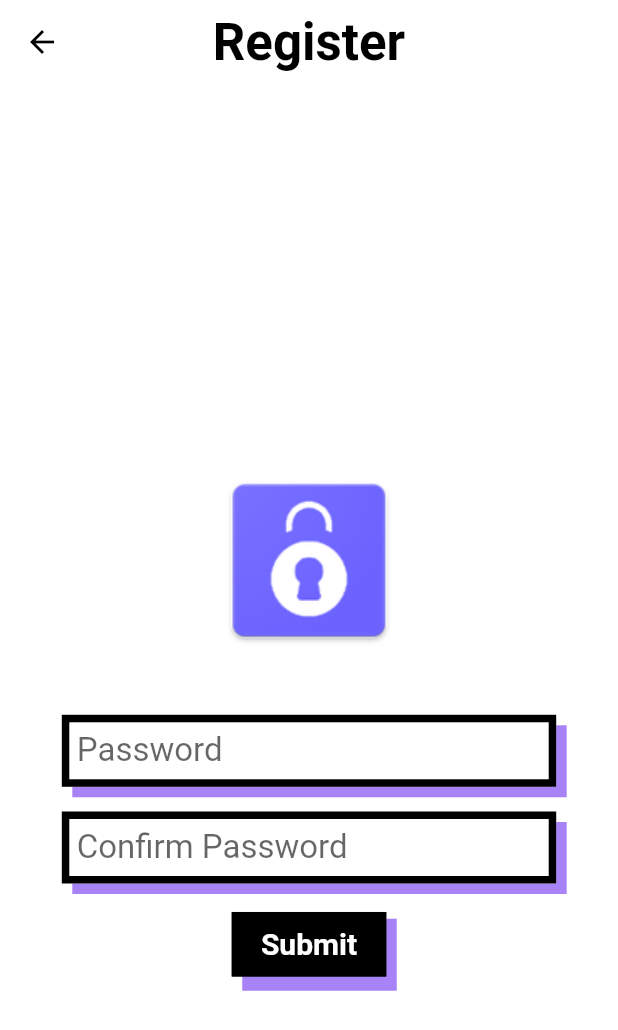
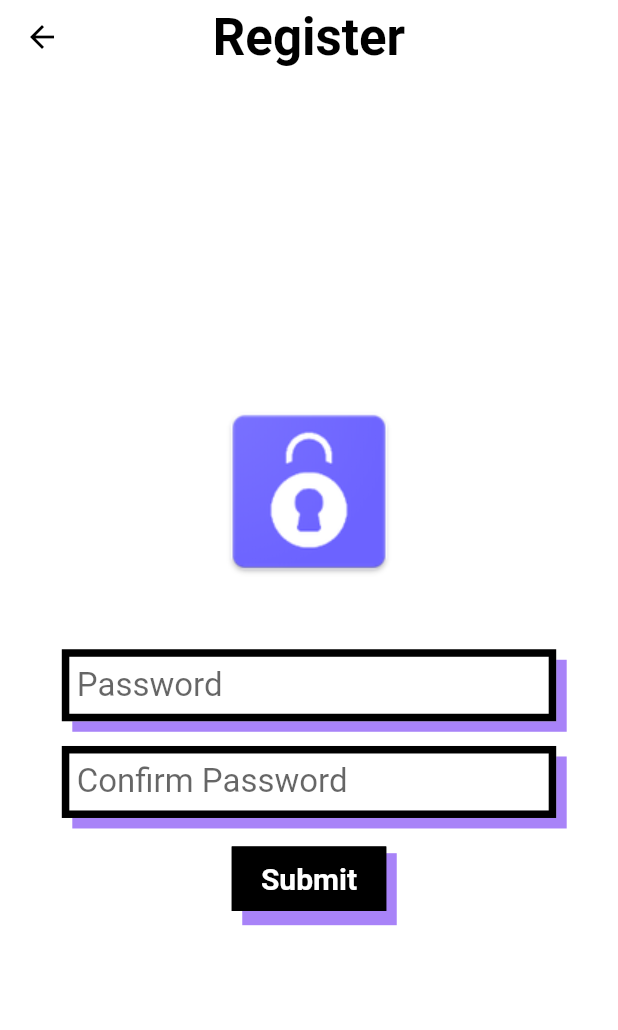
Before and after one commit to leCrypt/leCrypt_mobile, a Flutter app: the screen it shows after launch, after a tap on "Register", on a phone screen of 412 x 824 dp. Shown: the top 1030 px of the screen. Run offline on Flutter 3.47's test engine with Material 2 defaults, Android fonts, the phone set to English and light mode, and no system bars; our stand-ins replace flutter_secure_storage; missing offline and left inert: flutter_statusbarcolor.

Commit message:
Refactored code

```diff
--- a/lib/main.dart
+++ b/lib/main.dart
@@ -1,6 +1,6 @@
 import 'package:flutter/material.dart';
-import 'package:flutter_secure_storage/flutter_secure_storage.dart';
 import 'package:flutter_statusbarcolor/flutter_statusbarcolor.dart';
+import 'package:leCrypt_mobile/storage/storage.dart';
 import 'package:leCrypt_mobile/ui/home_page.dart';
 import 'package:leCrypt_mobile/ui/sign_in.dart';
 import 'package:leCrypt_mobile/values/colors.dart';
@@ -21,7 +21,7 @@ class MyApp extends StatelessWidget {
         visualDensity: VisualDensity.adaptivePlatformDensity,
       ),
       home: FutureBuilder(
-        future: FlutterSecureStorage().read(key: "password"),
+        future: Storage().getValue("password"),
         builder: (context, snapshot) {
           if (snapshot.data != null) {
             return HomePage();
--- /dev/null
+++ b/lib/storage/storage.dart
@@ -0,0 +1,17 @@
+import 'package:flutter_secure_storage/flutter_secure_storage.dart';
+
+class Storage {
+  final FlutterSecureStorage flutterSecureStorage = FlutterSecureStorage();
+
+  Future<String> getValue(String key) async {
+    return await flutterSecureStorage.read(key: key);
+  }
+
+  Future<void> deleteValue(String key) async {
+    await flutterSecureStorage.delete(key: key);
+  }
+
+  Future<void> writeValue(String key, String value) async {
+    await flutterSecureStorage.write(key: key, value: value);
+  }
+}
--- a/lib/ui/register.dart
+++ b/lib/ui/register.dart
@@ -1,5 +1,5 @@
 import 'package:flutter/material.dart';
-import 'package:flutter_secure_storage/flutter_secure_storage.dart';
+import 'package:leCrypt_mobile/storage/storage.dart';
 import 'package:leCrypt_mobile/ui/home_page.dart';
 import 'package:leCrypt_mobile/widgets/customAppBar.dart';
 import 'package:leCrypt_mobile/widgets/customFlatButton.dart';
@@ -22,7 +22,7 @@ class _RegisterState extends State<Register> {
       key: _scaffoldKey,
       backgroundColor: Colors.white,
       appBar: PreferredSize(
-        preferredSize: Size.fromHeight(100),
+        preferredSize: Size.fromHeight(size.height * 0.06),
         child: CustomAppBar(
           title: "Register",
         ),
@@ -37,8 +37,9 @@ class _RegisterState extends State<Register> {
           children: [
             Image.asset(
               'assets/inv.png',
-              height: size.width * 0.50,
-              width: size.width * 0.50,
+            ),
+            SizedBox(
+              height: size.height * 0.05,
             ),
             CustomTextField(
               hintText: "Password",
@@ -55,13 +56,13 @@ class _RegisterState extends State<Register> {
               height: size.height * 0.02,
             ),
             CustomRaisedButton(
+              title: "Submit",
+              topPadding: 10,
+              fontSize: 20,
+              width: size.width * 0.25,
               onTap: () async {
                 if (checkPasswords()) {
-                  final storage = new FlutterSecureStorage();
-                  await storage.write(
-                    key: "password",
-                    value: passwordController.text,
-                  );
+                  Storage().writeValue("password", passwordController.text);
                   Navigator.pop(context);
                   Navigator.pushReplacement(
                     context,
@@ -73,10 +74,6 @@ class _RegisterState extends State<Register> {
                   );
                 }
               },
-              title: "Submit",
-              topPadding: 10,
-              fontSize: 20,
-              width: size.width * 0.25,
             ),
           ],
         ),
--- a/lib/ui/sign_in.dart
+++ b/lib/ui/sign_in.dart
@@ -29,6 +29,9 @@ class _SignInState extends State<SignIn> {
           Image.asset(
             'assets/inv.png',
           ),
+          SizedBox(
+              height: size.height * 0.04,
+            ),
           Row(
             mainAxisAlignment: MainAxisAlignment.center,
             children: [
```
Also changed, not shown: lib/ui/home_page.dart (+27 -1 lines), lib/ui/login.dart (+4 -3 lines).
